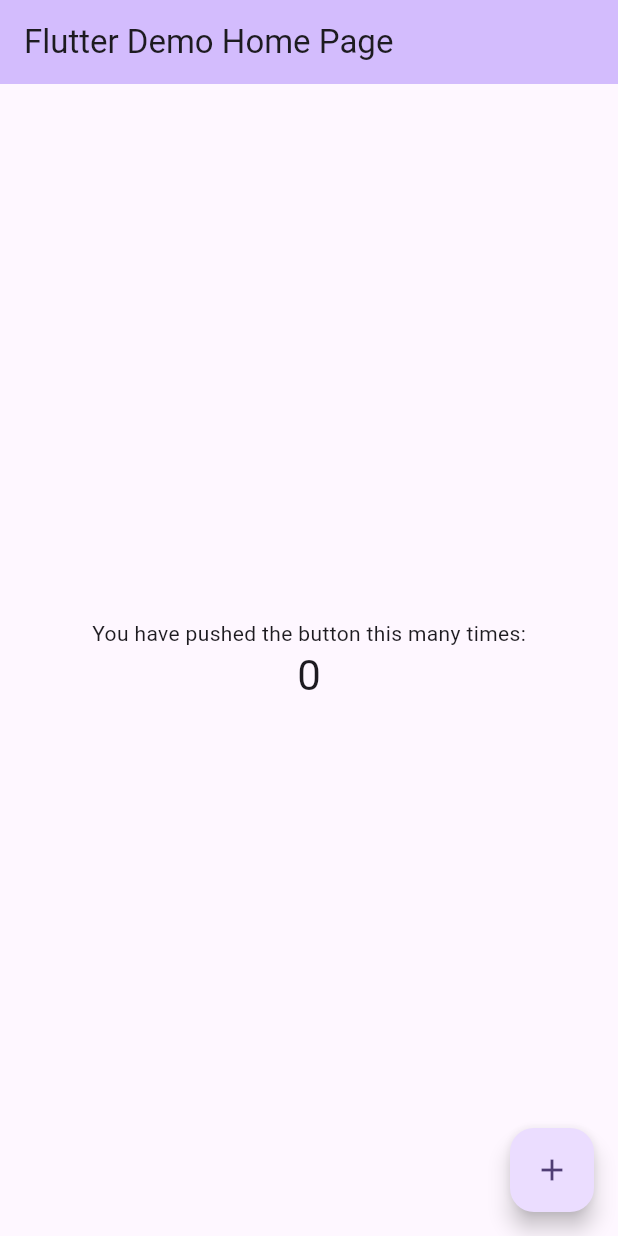
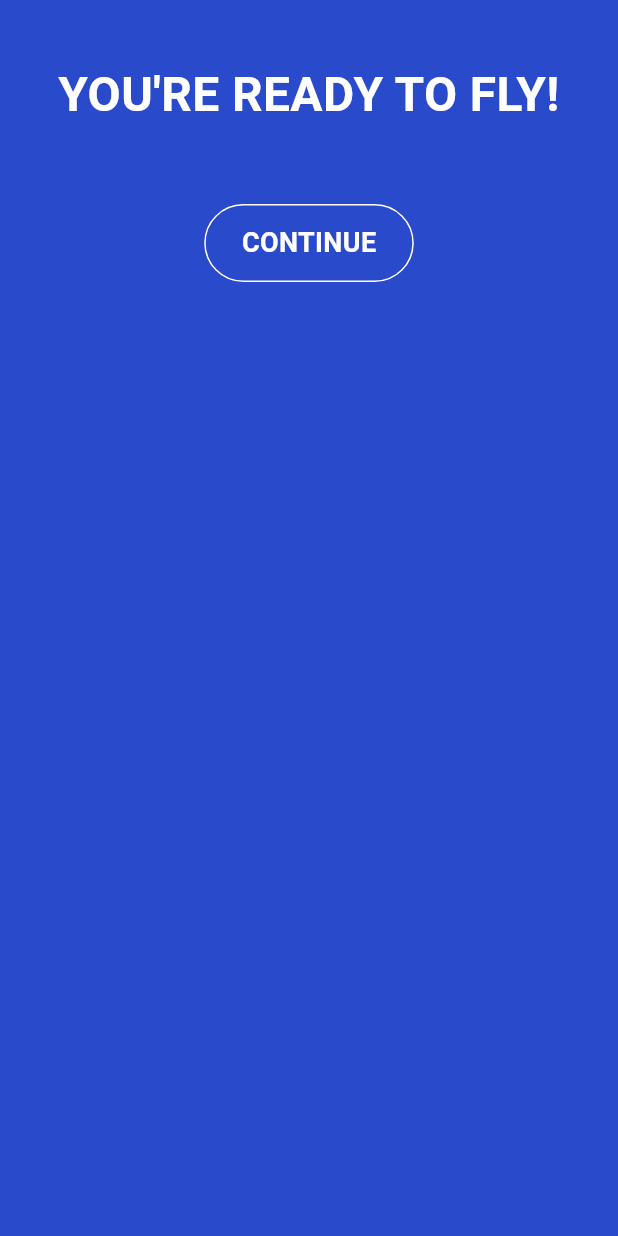
Before and after one commit to Gaitan19/flutterClass, a Flutter app: the screen it shows after launch, on a phone screen of 412 x 824 dp. Run offline on Flutter 3.47's test engine with Material 3 defaults, Android fonts, the light colour scheme and no system bars; our stand-ins replace dio, flutter_otp_text_field, flutter_rating_bar, flutter_slidable, google_maps_flutter, percent_indicator and 2 more; missing offline and left inert: custom_map_markers, widget_mask.

Commit message:
feat: Add color constants for primary, primaryText, secondary, and text

```diff
--- /dev/null
+++ b/flutterProyects/survey/lib/common/color_extenstion.dart
@@ -0,0 +1,8 @@
+import 'package:flutter/material.dart';
+
+class TColor {
+  static Color get primary => const Color(0xff2a4acc);
+  static Color get primaryText => const Color(0xffffffff);
+  static Color get secondary => const Color(0xff9AF5EC);
+  static Color get text => secondary;
+}
--- /dev/null
+++ b/flutterProyects/survey/lib/common_widget/outline_button.dart
@@ -0,0 +1,33 @@
+import 'package:flutter/material.dart';
+import 'package:survey/common/color_extenstion.dart';
+
+class OutlineButton extends StatelessWidget {
+  final String text;
+  final bool hasBackground;
+
+  const OutlineButton({
+    super.key,
+    required this.text,
+    this.hasBackground = true,
+  });
+
+  @override
+  Widget build(BuildContext context) {
+    return Container(
+      padding: const EdgeInsets.symmetric(vertical: 12, horizontal: 24),
+      decoration: BoxDecoration(
+        color: hasBackground ? TColor.primaryText : Colors.transparent,
+        border: Border.all(color: TColor.primaryText),
+        borderRadius: BorderRadius.circular(30),
+      ),
+      child: Text(
+        text,
+        style: TextStyle(
+          color: hasBackground ? TColor.primary : TColor.primaryText,
+          fontSize: 18,
+          fontWeight: FontWeight.bold,
+        ),
+      ),
+    );
+  }
+}
--- a/flutterProyects/survey/lib/main.dart
+++ b/flutterProyects/survey/lib/main.dart
@@ -1,4 +1,5 @@
 import 'package:flutter/material.dart';
+import 'package:survey/view/ready_to_fly/ready_to_fly_view.dart';
 
 void main() {
   runApp(const MyApp());
@@ -7,119 +8,16 @@
 class MyApp extends StatelessWidget {
   const MyApp({super.key});
 
-  // This widget is the root of your application.
   @override
   Widget build(BuildContext context) {
     return MaterialApp(
-      title: 'Flutter Demo',
+      title: 'Survey',
+      debugShowCheckedModeBanner: false,
       theme: ThemeData(
-        // This is the theme of your application.
-        //
-        // TRY THIS: Try running your application with "flutter run". You'll see
-        // the application has a purple toolbar. Then, without quitting the app,
-        // try changing the seedColor in the colorScheme below to Colors.green
-        // and then invoke "hot reload" (save your changes or press the "hot
-        // reload" button in a Flutter-supported IDE, or press "r" if you used
-        // the command line to start the app).
-        //
-        // Notice that the counter didn't reset back to zero; the application
-        // state is not lost during the reload. To reset the state, use hot
-        // restart instead.
-        //
-        // This works for code too, not just values: Most code changes can be
-        // tested with just a hot reload.
         colorScheme: ColorScheme.fromSeed(seedColor: Colors.deepPurple),
         useMaterial3: true,
       ),
-      home: const MyHomePage(title: 'Flutter Demo Home Page'),
+      home: const ReadyToFlyView(),
     );
   }
 }
-
-class MyHomePage extends StatefulWidget {
-  const MyHomePage({super.key, required this.title});
-
-  // This widget is the home page of your application. It is stateful, meaning
-  // that it has a State object (defined below) that contains fields that affect
-  // how it looks.
-
-  // This class is the configuration for the state. It holds the values (in this
-  // case the title) provided by the parent (in this case the App widget) and
-  // used by the build method of the State. Fields in a Widget subclass are
-  // always marked "final".
-
-  final String title;
-
-  @override
-  State<MyHomePage> createState() => _MyHomePageState();
-}
-
-class _MyHomePageState extends State<MyHomePage> {
-  int _counter = 0;
-
-  void _incrementCounter() {
-    setState(() {
-      // This call to setState tells the Flutter framework that something has
-      // changed in this State, which causes it to rerun the build method below
-      // so that the display can reflect the updated values. If we changed
-      // _counter without calling setState(), then the build method would not be
-      // called again, and so nothing would appear to happen.
-      _counter++;
-    });
-  }
-
-  @override
-  Widget build(BuildContext context) {
-    // This method is rerun every time setState is called, for instance as done
-    // by the _incrementCounter method above.
-    //
-    // The Flutter framework has been optimized to make rerunning build methods
-    // fast, so that you can just rebuild anything that needs updating rather
-    // than having to individually change instances of widgets.
-    return Scaffold(
-      appBar: AppBar(
-        // TRY THIS: Try changing the color here to a specific color (to
-        // Colors.amber, perhaps?) and trigger a hot reload to see the AppBar
-        // change color while the other colors stay the same.
-        backgroundColor: Theme.of(context).colorScheme.inversePrimary,
-        // Here we take the value from the MyHomePage object that was created by
-        // the App.build method, and use it to set our appbar title.
-        title: Text(widget.title),
-      ),
-      body: Center(
-        // Center is a layout widget. It takes a single child and positions it
-        // in the middle of the parent.
-        child: Column(
-          // Column is also a layout widget. It takes a list of children and
-          // arranges them vertically. By default, it sizes itself to fit its
-          // children horizontally, and tries to be as tall as its parent.
-          //
-          // Column has various properties to control how it sizes itself and
-          // how it positions its children. Here we use mainAxisAlignment to
-          // center the children vertically; the main axis here is the vertical
-          // axis because Columns are vertical (the cross axis would be
-          // horizontal).
-          //
-          // TRY THIS: Invoke "debug painting" (choose the "Toggle Debug Paint"
-          // action in the IDE, or press "p" in the console), to see the
-          // wireframe for each widget.
-          mainAxisAlignment: MainAxisAlignment.center,
-          children: <Widget>[
-            const Text(
-              'You have pushed the button this many times:',
-            ),
-            Text(
-              '$_counter',
-              style: Theme.of(context).textTheme.headlineMedium,
-            ),
-          ],
-        ),
-      ),
-      floatingActionButton: FloatingActionButton(
-        onPressed: _incrementCounter,
-        tooltip: 'Increment',
-        child: const Icon(Icons.add),
-      ), // This trailing comma makes auto-formatting nicer for build methods.
-    );
-  }
-}
--- /dev/null
+++ b/flutterProyects/survey/lib/view/ready_to_fly/ready_to_fly_view.dart
@@ -0,0 +1,46 @@
+import 'package:flutter/material.dart';
+import 'package:survey/common/color_extenstion.dart';
+import 'package:survey/common_widget/outline_button.dart';
+
+class ReadyToFlyView extends StatelessWidget {
+  const ReadyToFlyView({super.key});
+
+  @override
+  Widget build(BuildContext context) {
+    return Scaffold(
+      backgroundColor: TColor.primary,
+      body: SafeArea(
+        child: Center(
+          child: Padding(
+            padding: const EdgeInsets.symmetric(horizontal: 24.0),
+            child: Column(
+              mainAxisAlignment: MainAxisAlignment.spaceBetween,
+              children: [
+                Column(
+                  children: [
+                    const SizedBox(height: 20),
+                    const SizedBox(height: 20),
+                    Text(
+                      "YOU'RE READY TO FLY!",
+                      textAlign: TextAlign.center,
+                      style: TextStyle(
+                        color: TColor.primaryText,
+                        fontSize: 32,
+                        fontWeight: FontWeight.bold,
+                      ),
+                    ),
+                    const SizedBox(height: 50),
+                    const OutlineButton(
+                      text: 'CONTINUE',
+                      hasBackground: false,
+                    ),
+                  ],
+                ),
+              ],
+            ),
+          ),
+        ),
+      ),
+    );
+  }
+}
```
Also changed, not shown: flutterProyects/survey/assets/img/birdie_logo.png (added).
